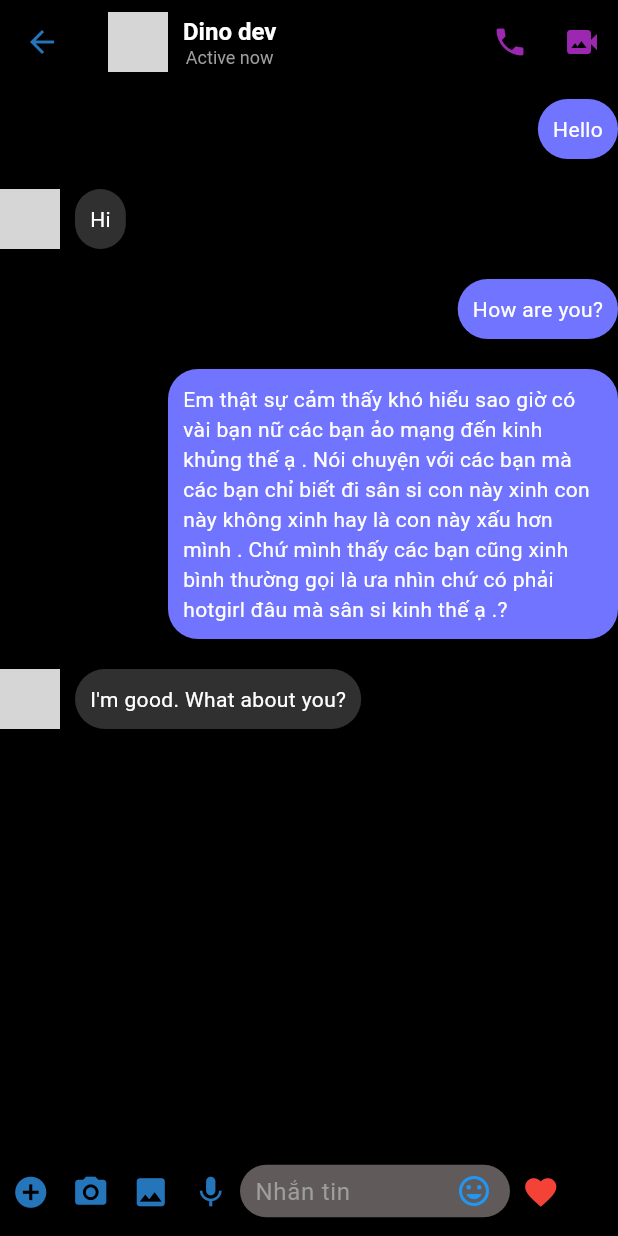
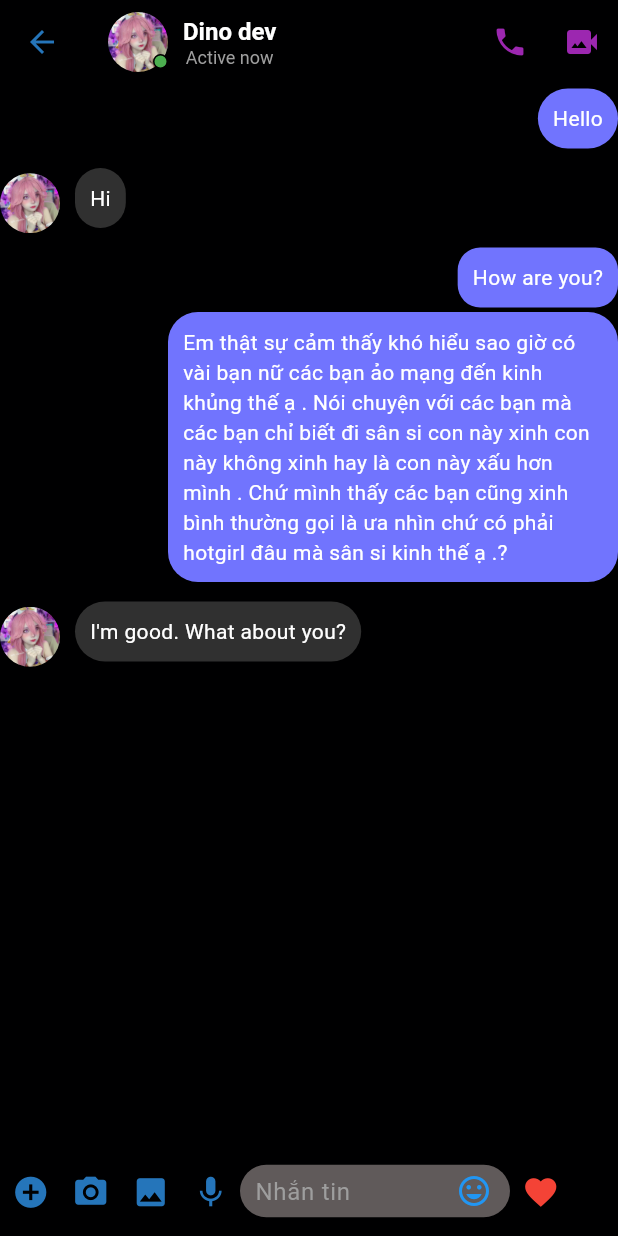
Before and after one commit to dinobaaby/meta_app, a Flutter app: the MessengerHomeScreen screen opened by its route, after a tap on "Nguyen tho quan", on a phone screen of 412 x 824 dp. Run offline on Flutter 3.47's test engine with Material 3 defaults, Android fonts, the phone set to English and light mode, and no system bars; our stand-ins replace firebase_core, font_awesome_flutter; accounts and stored records are empty; grey boxes are pictures that could not be loaded.

Commit message:
addactionSendMes

```diff
--- /dev/null
+++ b/lib/screens/messenger/create_new_message_screen.dart
@@ -0,0 +1,27 @@
+import "package:flutter/material.dart";
+
+class CreateNewMessageScreen extends StatelessWidget {
+  const CreateNewMessageScreen({super.key});
+
+  @override
+  Widget build(BuildContext context) {
+    return SafeArea(
+      child: Scaffold(
+        appBar: AppBar(
+          title:const Text("New Message", style: TextStyle(color: Colors.white, fontSize: 20),),
+          backgroundColor: Colors.black,
+          centerTitle: false,
+          iconTheme:const IconThemeData(
+            color: Colors.white
+          ),
+        ),
+
+        body: Container(
+          decoration: const BoxDecoration(
+            color: Colors.black
+          ),
+        ),
+      ),
+    );
+  }
+}
--- a/lib/screens/messenger/ms_chat_screen.dart
+++ b/lib/screens/messenger/ms_chat_screen.dart
@@ -17,11 +17,17 @@ class _MessengerChatScreenState extends State<MessengerChatScreen> {
   final FocusNode _focusNode = FocusNode();
   final TextEditingController _sentController = TextEditingController();
   String _content = "";
-  List<String> _messages = [];
+  List<Message> _messages = [
+    Message(text: 'Hello', isMe: true),
+    Message(text: 'Hi', isMe: false),
+    Message(text: 'How are you?', isMe: true),
+    Message(text: 'Em thật sự cảm thấy khó hiểu sao giờ có vài bạn nữ các bạn ảo mạng đến kinh khủng thế ạ . Nói chuyện với các bạn mà các bạn chỉ biết đi sân si con này xinh con này không xinh hay là con này xấu hơn mình . Chứ mình thấy các bạn cũng xinh bình thường gọi là ưa nhìn chứ có phải hotgirl đâu mà sân si kinh thế ạ .?', isMe: true),
+    Message(text: 'I\'m good. What about you?', isMe: false),
+  ];
 
   @override
   void initState() {
-    // TODO: implement initState
+
     super.initState();
     _focusNode.addListener(() {
       setState(() {
@@ -51,7 +57,7 @@ class _MessengerChatScreenState extends State<MessengerChatScreen> {
                       height: 40,
                       decoration: const BoxDecoration(
                         image: DecorationImage(
-                          image: NetworkImage("https://scontent.fhan5-8.fna.fbcdn.net/v/t39.30808-6/434163810_1151194212690675_8393077874314169787_n.jpg?_nc_cat=108&ccb=1-7&_nc_sid=5f2048&_nc_eui2=AeFcaq6mRwqmqKIui87tO0Vmgzkqmiop656DOSqaKinrnoUFbcpOaON2MvSrpoJKPZykmvRI1-zk9DBg48yLpccA&_nc_ohc=GRkr59DCx_4AX_EBgKw&_nc_ht=scontent.fhan5-8.fna&oh=00_AfAAjVZY7rVcdwZLqtL7l2F9BCtDKc8F4xJuRl_vj2T4lg&oe=660EE3FE"),
+                          image: AssetImage("assets/images/testImage.jpg"),
                             fit: BoxFit.cover
                         ),
                         borderRadius: BorderRadius.all(Radius.circular(20))
@@ -89,7 +95,7 @@ class _MessengerChatScreenState extends State<MessengerChatScreen> {
             ],
           ),
           backgroundColor: ms_background_color,
-          body: MessengerListContentChatWidget(),
+          body: MessengerListContentChatWidget(listMessage: _messages),
           bottomSheet: Container(
             height: 60,
             decoration: const BoxDecoration(
@@ -137,7 +143,14 @@ class _MessengerChatScreenState extends State<MessengerChatScreen> {
                     },
                   ),
                 ),
-                actionMethod(sizewidth: 40, sizeheight: 40, onPressed: (){}, iconData: (_content.isNotEmpty ?Icons.send : Icons.favorite), color:(_content.isNotEmpty ?Colors.blueAccent : Colors.red)),
+                actionMethod(sizewidth: 40, sizeheight: 40, onPressed: (){
+                  setState(() {
+                    _messages.add(new Message(text: _sentController.text, isMe: true));
+                    _sentController.text = "";
+
+                  });
+
+                }, iconData: (_content.isNotEmpty ?Icons.send : Icons.favorite), color:(_content.isNotEmpty ?Colors.blueAccent : Colors.red)),
 
 
               ],
--- a/lib/screens/messenger/ms_home_screen.dart
+++ b/lib/screens/messenger/ms_home_screen.dart
@@ -1,5 +1,6 @@
 import 'package:flutter/material.dart';
 import 'package:font_awesome_flutter/font_awesome_flutter.dart';
+import 'package:meta_app/screens/messenger/create_new_message_screen.dart';
 import 'package:meta_app/screens/messenger/ms_search_screen.dart';
 import 'package:meta_app/utils/messenger/ms_colors.dart';
 import 'package:meta_app/widgets/messenger/ms_drawer_widget.dart';
@@ -45,7 +46,7 @@ class _MessengerHomeScreenState extends State<MessengerHomeScreen> {
               ),
             ),
             actions: [
-              IconButton(onPressed: (){}, icon: const Icon(FontAwesomeIcons.pen, size: 18,))
+              IconButton(onPressed: () => Navigator.of(context).push(MaterialPageRoute(builder: (context) => const CreateNewMessageScreen())), icon: const Icon(FontAwesomeIcons.pen, size: 18,))
             ],
           ),
           drawer: const MessengerDrawerWidget(),
--- a/lib/widgets/messenger/ms_avatar_note_widget.dart
+++ b/lib/widgets/messenger/ms_avatar_note_widget.dart
@@ -32,9 +32,7 @@ class _MessengerAvatarNoteWidgetState extends State<MessengerAvatarNoteWidget> {
             width: 60,
             decoration: const BoxDecoration(
               image: DecorationImage(
-                image: NetworkImage(
-                    "https://scontent.fhan5-8.fna.fbcdn.net/v/t39.30808-6/434163810_1151194212690675_8393077874314169787_n.jpg?_nc_cat=108&ccb=1-7&_nc_sid=5f2048&_nc_eui2=AeFcaq6mRwqmqKIui87tO0Vmgzkqmiop656DOSqaKinrnoUFbcpOaON2MvSrpoJKPZykmvRI1-zk9DBg48yLpccA&_nc_ohc=GRkr59DCx_4AX_EBgKw&_nc_ht=scontent.fhan5-8.fna&oh=00_AfAAjVZY7rVcdwZLqtL7l2F9BCtDKc8F4xJuRl_vj2T4lg&oe=660EE3FE"
-                ),
+                image: AssetImage("assets/images/testImage.jpg"),
                 fit: BoxFit.cover,
               ),
               borderRadius: BorderRadius.all(Radius.circular(30)),
--- a/lib/widgets/messenger/ms_avatar_widget.dart
+++ b/lib/widgets/messenger/ms_avatar_widget.dart
@@ -24,8 +24,7 @@ class MessengerAvatarWidget extends StatelessWidget {
           height: 60,
           decoration: const BoxDecoration(
               image: DecorationImage(
-                  image: NetworkImage("https://scontent.fhan14-1.fna.fbcdn.net/v/t39.30808-6/434363000_393052523667800_4778544966026628033_n.jpg?stp=cp6_dst-jpg&_nc_cat=1&ccb=1-7&_nc_sid=5f2048&_nc_eui2=AeEJ5t4lBtbO4GKAuiOY1msbirYn1x9l-3GKtifXH2X7cfDAXfHwjidHK7Inz2FESB7ocUKOXNWGo8WHZqAZb3i0&_nc_ohc=XAenC9Z6zx8AX-HSFIa&_nc_ht=scontent.fhan14-1.fna&oh=00_AfBIyapvz7D2UtYkLKQ51cf5gEWSUFp09am2nKz9_RzlJg&oe=6608044A"),
-                  fit: BoxFit.cover
+                  image: AssetImage("assets/images/testImage.jpg"),fit: BoxFit.cover
               ),
               borderRadius: BorderRadius.all(Radius.circular(30))
           ),
--- a/lib/widgets/messenger/ms_chat_widget.dart
+++ b/lib/widgets/messenger/ms_chat_widget.dart
@@ -26,8 +26,7 @@ class MessengerChatWidget extends StatelessWidget {
                   height: 50,
                   decoration: const BoxDecoration(
                       image: DecorationImage(
-                          image: NetworkImage("https://scontent.fhan5-8.fna.fbcdn.net/v/t39.30808-6/434163810_1151194212690675_8393077874314169787_n.jpg?_nc_cat=108&ccb=1-7&_nc_sid=5f2048&_nc_eui2=AeFcaq6mRwqmqKIui87tO0Vmgzkqmiop656DOSqaKinrnoUFbcpOaON2MvSrpoJKPZykmvRI1-zk9DBg48yLpccA&_nc_ohc=GRkr59DCx_4AX_EBgKw&_nc_ht=scontent.fhan5-8.fna&oh=00_AfAAjVZY7rVcdwZLqtL7l2F9BCtDKc8F4xJuRl_vj2T4lg&oe=660EE3FE"),
-                          fit: BoxFit.cover
+                          image: AssetImage("assets/images/testImage.jpg"),fit: BoxFit.cover
                       ),
                       borderRadius: BorderRadius.all(Radius.circular(25))
                   ),
@@ -82,8 +81,7 @@ class MessengerChatWidget extends StatelessWidget {
               margin: EdgeInsets.only(right: 10),
               decoration: const BoxDecoration(
                 image: DecorationImage(
-                  image: NetworkImage("https://scontent.fhan15-2.fna.fbcdn.net/v/t39.30808-6/434651852_1616363115799888_8289186369376195356_n.jpg?_nc_cat=110&ccb=1-7&_nc_sid=5f2048&_nc_eui2=AeGpHzSkBkVic0OCPYO63UVD_-m4t_ekG9X_6bi396Qb1dd5Khx8vcJPIkynnT_YXJoj9gUJHXcm-Xm6f8rCq2So&_nc_ohc=GaUW8XFZTxwAX-ltYCD&_nc_ht=scontent.fhan15-2.fna&oh=00_AfDJg5UNPIvY_4nANtqyCG7-XPTtLt5qVxYH8mBnt8AIQA&oe=660EEA27"),
-                  fit: BoxFit.cover,
+                  image: AssetImage("assets/images/testImage.jpg"),fit: BoxFit.cover,
                 ),
                 borderRadius: BorderRadius.all(Radius.circular(10)),
               ),
--- a/lib/widgets/messenger/ms_community_widget.dart
+++ b/lib/widgets/messenger/ms_community_widget.dart
@@ -21,8 +21,7 @@ class MessengerCommunityWidget extends StatelessWidget {
               height: 40,
               decoration: BoxDecoration(
                 image: const DecorationImage(
-                  image: NetworkImage('https://scontent.fhan5-8.fna.fbcdn.net/v/t39.30808-6/434163810_1151194212690675_8393077874314169787_n.jpg?_nc_cat=108&ccb=1-7&_nc_sid=5f2048&_nc_eui2=AeFcaq6mRwqmqKIui87tO0Vmgzkqmiop656DOSqaKinrnoUFbcpOaON2MvSrpoJKPZykmvRI1-zk9DBg48yLpccA&_nc_ohc=GRkr59DCx_4AX_EBgKw&_nc_ht=scontent.fhan5-8.fna&oh=00_AfAAjVZY7rVcdwZLqtL7l2F9BCtDKc8F4xJuRl_vj2T4lg&oe=660EE3FE'),
-                    fit: BoxFit.cover
+                  image: AssetImage("assets/images/testImage.jpg"),fit: BoxFit.cover
                 ),
                 borderRadius: BorderRadius.circular(10)
               ),
--- a/lib/widgets/messenger/ms_drawer_widget.dart
+++ b/lib/widgets/messenger/ms_drawer_widget.dart
@@ -42,8 +42,7 @@ class _MessengerDrawerWidgetState extends State<MessengerDrawerWidget> {
                       height: 40,
                       decoration: BoxDecoration(
                         image: const DecorationImage(
-                          image: NetworkImage("https://scontent.fhan5-8.fna.fbcdn.net/v/t39.30808-6/434163810_1151194212690675_8393077874314169787_n.jpg?_nc_cat=108&ccb=1-7&_nc_sid=5f2048&_nc_eui2=AeFcaq6mRwqmqKIui87tO0Vmgzkqmiop656DOSqaKinrnoUFbcpOaON2MvSrpoJKPZykmvRI1-zk9DBg48yLpccA&_nc_ohc=GRkr59DCx_4AX_EBgKw&_nc_ht=scontent.fhan5-8.fna&oh=00_AfAAjVZY7rVcdwZLqtL7l2F9BCtDKc8F4xJuRl_vj2T4lg&oe=660EE3FE"),
-                            fit: BoxFit.cover
+                          image: AssetImage("assets/images/testImage.jpg"),fit: BoxFit.cover
                         ),
                         borderRadius: BorderRadius.circular(20)
                       ),
--- a/lib/widgets/messenger/ms_list_content_chat_widget.dart
+++ b/lib/widgets/messenger/ms_list_content_chat_widget.dart
@@ -1,55 +1,67 @@
 import 'package:flutter/material.dart';
 
 class MessengerListContentChatWidget extends StatefulWidget {
+  final List<Message> listMessage;
+  const MessengerListContentChatWidget({required this.listMessage, super.key});
+
+
   @override
   _MessengerListContentChatWidgetState createState() => _MessengerListContentChatWidgetState();
 }
 
 class _MessengerListContentChatWidgetState extends State<MessengerListContentChatWidget> {
   bool _isMe = true;
-  List<Message> messages = [
-    Message(text: 'Hello', isMe: true),
-    Message(text: 'Hi', isMe: false),
-    Message(text: 'How are you?', isMe: true),
-    Message(text: 'Em thật sự cảm thấy khó hiểu sao giờ có vài bạn nữ các bạn ảo mạng đến kinh khủng thế ạ . Nói chuyện với các bạn mà các bạn chỉ biết đi sân si con này xinh con này không xinh hay là con này xấu hơn mình . Chứ mình thấy các bạn cũng xinh bình thường gọi là ưa nhìn chứ có phải hotgirl đâu mà sân si kinh thế ạ .?', isMe: true),
-    Message(text: 'I\'m good. What about you?', isMe: false),
-  ];
+
 
   @override
   Widget build(BuildContext context) {
-    return Column(
-      children: messages.map((message) {
-        setState(() {
-          _isMe = message.isMe;
-        });
-        return Row(
-          mainAxisAlignment: message.isMe ? MainAxisAlignment.end : MainAxisAlignment.start,
-          // crossAxisAlignment: message.isMe ? CrossAxisAlignment.end : CrossAxisAlignment.start,
-          children:[
-            message.isMe == false ? Container(
+    return SingleChildScrollView(
+      child: Column(
+        children: listContentMessage(widget.listMessage)
+        ),
+      );
+  }
+
+
+  List<Widget> listContentMessage(List<Message> messages) {
+    List<Widget> listWidgets = [];
+
+    for (int i = 0; i < messages.length; i++) {
+      Message currentMessage = messages[i];
+      bool isMe = currentMessage.isMe;
+
+      EdgeInsets margin = const EdgeInsets.only(bottom: 10, top: 3);
+      bool isSendByUser = (i < (messages.length - 1) && messages[i].isMe == messages[i + 1].isMe);
+      if (isSendByUser) {
+        margin = const EdgeInsets.only(top: 3);
+      }
+
+      Widget rowWidget = Row(
+        mainAxisAlignment: isMe ? MainAxisAlignment.end : MainAxisAlignment.start,
+        children: [
+          if (!isMe)
+            Container(
               margin: const EdgeInsets.only(right: 10),
               width: 40,
               height: 40,
-              decoration: const BoxDecoration(
-                  image: DecorationImage(
-                      image: NetworkImage("https://scontent.fhan15-2.fna.fbcdn.net/v/t39.30808-6/434651852_1616363115799888_8289186369376195356_n.jpg?_nc_cat=110&ccb=1-7&_nc_sid=5f2048&_nc_eui2=AeGpHzSkBkVic0OCPYO63UVD_-m4t_ekG9X_6bi396Qb1dd5Khx8vcJPIkynnT_YXJoj9gUJHXcm-Xm6f8rCq2So&_nc_ohc=GaUW8XFZTxwAX-ltYCD&_nc_ht=scontent.fhan15-2.fna&oh=00_AfDJg5UNPIvY_4nANtqyCG7-XPTtLt5qVxYH8mBnt8AIQA&oe=660EEA27"),
-                      fit: BoxFit.cover
+              decoration:  BoxDecoration(
+                image: const DecorationImage(
+                  image: AssetImage("assets/images/testImage.jpg"),
+                  fit: BoxFit.cover,
                 ),
-                  borderRadius: BorderRadius.all(Radius.circular(20))
-              ),) : Container(),
+                borderRadius: isSendByUser ? const BorderRadius.all(Radius.circular(10)) : const BorderRadius.all(Radius.circular(20)),
+              ),
+            ),
           Container(
-              margin: _isMe ? const EdgeInsets.symmetric(vertical: 10) :const EdgeInsets.symmetric(vertical: 10) ,
+            margin: margin,
             padding: const EdgeInsets.all(10),
             decoration: BoxDecoration(
-                color: message.isMe ? const Color.fromRGBO(113, 116, 254, 1.0) : const Color.fromRGBO(
-                    48, 48, 48, 1.0),
-                borderRadius: BorderRadius.circular(20),
+              color: isMe ? const Color.fromRGBO(113, 116, 254, 1.0) : const Color.fromRGBO(48, 48, 48, 1.0),
+              borderRadius: isSendByUser ? const BorderRadius.all(Radius.circular(15)) : const BorderRadius.all(Radius.circular(20)),
             ),
-              constraints: const BoxConstraints(
-                  maxWidth: 300
-              ),
+            constraints: const BoxConstraints(maxWidth: 300),
             child: Text(
-                message.text,
+              currentMessage.text,
               style: const TextStyle(color: Colors.white),
               maxLines: 20,
               overflow: TextOverflow.ellipsis,
@@ -57,9 +69,13 @@ class _MessengerListContentChatWidgetState extends State<MessengerListContentCha
           ),
         ],
       );
-      }).toList(),
-    );
+
+      listWidgets.add(rowWidget);
     }
+
+    return listWidgets;
+  }
+
 }
 
 class Message {
--- a/lib/widgets/messenger/stories/ms_story_item_widget.dart
+++ b/lib/widgets/messenger/stories/ms_story_item_widget.dart
@@ -12,8 +12,8 @@ class MessengerStoryItemWidget extends StatelessWidget {
           height: 240,
          decoration: BoxDecoration(
            image: const DecorationImage(
-             image: NetworkImage("https://scontent.fhan2-3.fna.fbcdn.net/v/t39.30808-6/434456362_3599157587061574_725943163596973995_n.jpg?_nc_cat=101&ccb=1-7&_nc_sid=5f2048&_nc_eui2=AeFaqCZZlywSvvMPIPytAvkea0CgE5wjBvlrQKATnCMG-c6UNElMcOgTjcfFfHxYpMLpmb0jCb7m2Czp7bSq5os1&_nc_ohc=8seVWxjSd6IAX8oZN5w&_nc_ht=scontent.fhan2-3.fna&oh=00_AfDnZdaBOQSyIEuPhz3Jd3xa4tYzI3FEmVRHW0af6e0VuQ&oe=6611506E"),
-             fit: BoxFit.cover
+             image: AssetImage("assets/images/testImage.jpg"),
+               fit: BoxFit.cover
            ),
            borderRadius: BorderRadius.circular(15)
          ),
@@ -30,8 +30,7 @@ class MessengerStoryItemWidget extends StatelessWidget {
                 color: Colors.white,
                 borderRadius: BorderRadius.circular(20),
                 image: const DecorationImage(
-                  image: NetworkImage("https://scontent.fhan20-1.fna.fbcdn.net/v/t39.30808-6/433105848_122134816658123903_123825777986155079_n.jpg?_nc_cat=102&ccb=1-7&_nc_sid=5f2048&_nc_eui2=AeGrSft4alyIM3OHGrQ5K-V5xRl5t9elgz3FGXm316WDPZc7bbfSfoKlFn4ewkJgCEYRo7L4H2qFDMooEjjFAnHk&_nc_ohc=O3_QjdosShoAX9PK5rA&_nc_ht=scontent.fhan20-1.fna&oh=00_AfBdxJs_ZzhHjiBge9poVCx9srv4YN2uuYGEi8jQiYqm0w&oe=6611434A"),
-                  fit: BoxFit.cover
+                  image: AssetImage("assets/images/testImage.jpg"),fit: BoxFit.cover
                 ),
                 border: Border.all(
                   width: 2,
```
Also changed, not shown: assets/images/testImage.jpg (added). Lines whose indentation alone changed are shown as unchanged.
